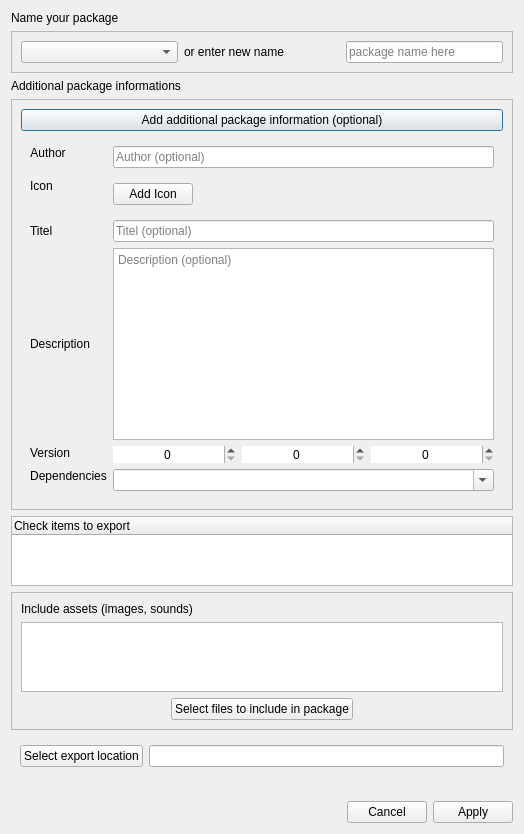
Mudlet/Mudlet, file src/ui/dlgPackageExporter.ui: the form before one commit.
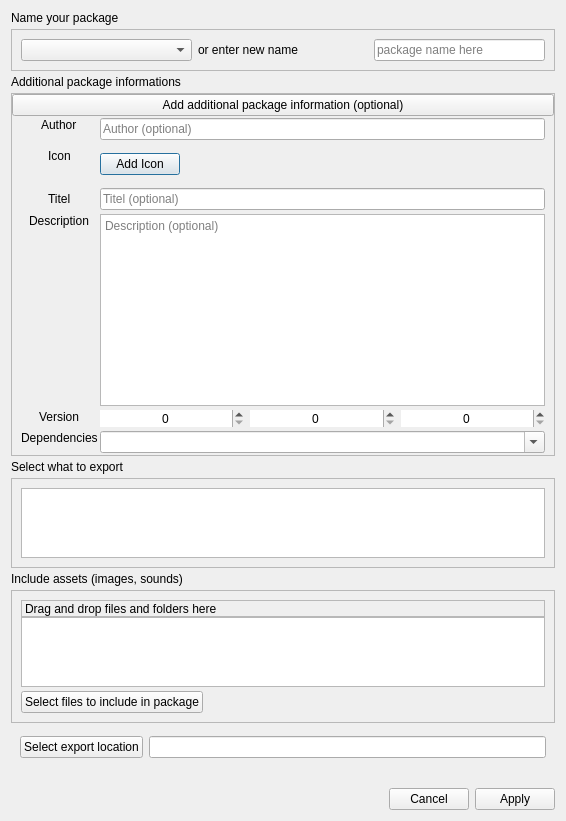
The form after the commit.

Commit message:
folder copy (drag and drop)
folder copy working now with drag and drop
adds ability to select modules in the package export list
when a package is selected autofill values

The edit to the form file:
```diff
--- a/src/ui/dlgPackageExporter.ui
+++ b/src/ui/dlgPackageExporter.ui
@@ -6,8 +6,8 @@
    <rect>
     <x>0</x>
     <y>0</y>
-    <width>524</width>
-    <height>552</height>
+    <width>566</width>
+    <height>618</height>
    </rect>
   </property>
   <property name="sizePolicy">
@@ -26,6 +26,9 @@
    <string>Package Exporter</string>
   </property>
   <layout class="QVBoxLayout" name="verticalLayout">
+   <property name="spacing">
+    <number>4</number>
+   </property>
    <item>
     <widget class="QLabel" name="label">
      <property name="sizePolicy">
@@ -127,6 +130,21 @@
       <enum>QFrame::Raised</enum>
      </property>
      <layout class="QVBoxLayout" name="verticalLayout_2">
+      <property name="spacing">
+       <number>0</number>
+      </property>
+      <property name="leftMargin">
+       <number>0</number>
+      </property>
+      <property name="topMargin">
+       <number>0</number>
+      </property>
+      <property name="rightMargin">
+       <number>0</number>
+      </property>
+      <property name="bottomMargin">
+       <number>0</number>
+      </property>
       <item>
        <widget class="QPushButton" name="openInfos">
         <property name="sizePolicy">
@@ -135,9 +153,18 @@
           <verstretch>0</verstretch>
          </sizepolicy>
         </property>
+        <property name="focusPolicy">
+         <enum>Qt::TabFocus</enum>
+        </property>
         <property name="text">
          <string>Add additional package information (optional)</string>
         </property>
+        <property name="autoDefault">
+         <bool>false</bool>
+        </property>
+        <property name="flat">
+         <bool>false</bool>
+        </property>
        </widget>
       </item>
       <item>
@@ -149,22 +176,27 @@
          </sizepolicy>
         </property>
         <layout class="QFormLayout" name="formLayout">
-         <item row="0" column="0">
-          <widget class="QLabel" name="label_4">
-           <property name="sizePolicy">
-            <sizepolicy hsizetype="MinimumExpanding" vsizetype="Maximum">
-             <horstretch>0</horstretch>
-             <verstretch>0</verstretch>
-            </sizepolicy>
-           </property>
-           <property name="text">
-            <string>Author</string>
-           </property>
-           <property name="alignment">
-            <set>Qt::AlignCenter</set>
-           </property>
-          </widget>
-         </item>
+         <property name="labelAlignment">
+          <set>Qt::AlignCenter</set>
+         </property>
+         <property name="horizontalSpacing">
+          <number>2</number>
+         </property>
+         <property name="verticalSpacing">
+          <number>4</number>
+         </property>
+         <property name="leftMargin">
+          <number>9</number>
+         </property>
+         <property name="topMargin">
+          <number>2</number>
+         </property>
+         <property name="rightMargin">
+          <number>9</number>
+         </property>
+         <property name="bottomMargin">
+          <number>2</number>
+         </property>
          <item row="0" column="1">
           <widget class="QLineEdit" name="Author">
            <property name="sizePolicy">
@@ -186,6 +218,9 @@
            <property name="text">
             <string>Icon</string>
            </property>
+           <property name="alignment">
+            <set>Qt::AlignLeading|Qt::AlignLeft|Qt::AlignVCenter</set>
+           </property>
           </widget>
          </item>
          <item row="1" column="1">
@@ -235,6 +270,9 @@
            <property name="text">
             <string>Titel</string>
            </property>
+           <property name="alignment">
+            <set>Qt::AlignLeading|Qt::AlignLeft|Qt::AlignVCenter</set>
+           </property>
           </widget>
          </item>
          <item row="2" column="1">
@@ -256,7 +294,7 @@
             <string>Description</string>
            </property>
            <property name="alignment">
-            <set>Qt::AlignCenter</set>
+            <set>Qt::AlignLeading|Qt::AlignLeft|Qt::AlignTop</set>
            </property>
           </widget>
          </item>
@@ -282,7 +320,7 @@
             <string>Version</string>
            </property>
            <property name="alignment">
-            <set>Qt::AlignCenter</set>
+            <set>Qt::AlignLeading|Qt::AlignLeft|Qt::AlignVCenter</set>
            </property>
           </widget>
          </item>
@@ -365,7 +403,7 @@
             <string>Dependencies</string>
            </property>
            <property name="alignment">
-            <set>Qt::AlignCenter</set>
+            <set>Qt::AlignLeading|Qt::AlignLeft|Qt::AlignVCenter</set>
            </property>
           </widget>
          </item>
@@ -391,6 +429,22 @@
            </property>
           </widget>
          </item>
+         <item row="0" column="0">
+          <widget class="QLabel" name="label_4">
+           <property name="sizePolicy">
+            <sizepolicy hsizetype="MinimumExpanding" vsizetype="Maximum">
+             <horstretch>0</horstretch>
+             <verstretch>0</verstretch>
+            </sizepolicy>
+           </property>
+           <property name="text">
+            <string>Author</string>
+           </property>
+           <property name="alignment">
+            <set>Qt::AlignLeading|Qt::AlignLeft|Qt::AlignVCenter</set>
+           </property>
+          </widget>
+         </item>
         </layout>
        </widget>
       </item>
@@ -398,21 +452,53 @@
     </widget>
    </item>
    <item>
-    <widget class="QTreeWidget" name="treeWidget">
+    <widget class="QLabel" name="label_12">
+     <property name="text">
+      <string>Select what to export</string>
+     </property>
+    </widget>
+   </item>
+   <item>
+    <widget class="QFrame" name="frame_3">
+     <property name="frameShape">
+      <enum>QFrame::StyledPanel</enum>
+     </property>
+     <property name="frameShadow">
+      <enum>QFrame::Raised</enum>
+     </property>
+     <layout class="QVBoxLayout" name="verticalLayout_5">
+      <item>
+       <widget class="QTreeWidget" name="treeWidget">
+        <property name="sizePolicy">
+         <sizepolicy hsizetype="Minimum" vsizetype="Maximum">
+          <horstretch>0</horstretch>
+          <verstretch>0</verstretch>
+         </sizepolicy>
+        </property>
+        <attribute name="headerVisible">
+         <bool>false</bool>
+        </attribute>
+        <column>
+         <property name="text">
+          <string>Check items to export</string>
+         </property>
+        </column>
+       </widget>
+      </item>
+     </layout>
+    </widget>
+   </item>
+   <item>
+    <widget class="QLabel" name="label_10">
      <property name="sizePolicy">
-      <sizepolicy hsizetype="Minimum" vsizetype="Maximum">
+      <sizepolicy hsizetype="Preferred" vsizetype="Fixed">
        <horstretch>0</horstretch>
        <verstretch>0</verstretch>
       </sizepolicy>
      </property>
-     <attribute name="headerVisible">
-      <bool>true</bool>
-     </attribute>
-     <column>
-      <property name="text">
-       <string>Check items to export</string>
-      </property>
-     </column>
+     <property name="text">
+      <string>Include assets (images, sounds)</string>
+     </property>
     </widget>
    </item>
    <item>
@@ -430,30 +516,58 @@
       <enum>QFrame::Raised</enum>
      </property>
      <layout class="QVBoxLayout" name="verticalLayout_3">
+      <property name="spacing">
+       <number>4</number>
+      </property>
       <item>
-       <widget class="QLabel" name="label_10">
-        <property name="sizePolicy">
-         <sizepolicy hsizetype="Preferred" vsizetype="Fixed">
-          <horstretch>0</horstretch>
-          <verstretch>0</verstretch>
-         </sizepolicy>
+       <layout class="QVBoxLayout" name="verticalLayout_4">
+        <property name="spacing">
+         <number>0</number>
         </property>
-        <property name="text">
-         <string>Include assets (images, sounds)</string>
+        <property name="topMargin">
+         <number>0</number>
         </property>
-       </widget>
+        <item>
+         <widget class="QLabel" name="label_11">
+          <property name="sizePolicy">
+           <sizepolicy hsizetype="MinimumExpanding" vsizetype="Fixed">
+            <horstretch>0</horstretch>
+            <verstretch>0</verstretch>
+           </sizepolicy>
+          </property>
+          <property name="minimumSize">
+           <size>
+            <width>0</width>
+            <height>17</height>
+           </size>
+          </property>
+          <property name="frameShape">
+           <enum>QFrame::StyledPanel</enum>
+          </property>
+          <property name="lineWidth">
+           <number>0</number>
+          </property>
+          <property name="text">
+           <string>Drag and drop files and folders here</string>
+          </property>
+         </widget>
+        </item>
+        <item>
+         <widget class="QListWidget" name="addedFiles">
+          <property name="sizePolicy">
+           <sizepolicy hsizetype="MinimumExpanding" vsizetype="Maximum">
+            <horstretch>0</horstretch>
+            <verstretch>0</verstretch>
+           </sizepolicy>
+          </property>
+          <property name="acceptDrops">
+           <bool>true</bool>
+          </property>
+         </widget>
+        </item>
+       </layout>
       </item>
       <item>
-       <widget class="QListWidget" name="addedFiles">
-        <property name="sizePolicy">
-         <sizepolicy hsizetype="MinimumExpanding" vsizetype="Maximum">
-          <horstretch>0</horstretch>
-          <verstretch>0</verstretch>
-         </sizepolicy>
-        </property>
-       </widget>
-      </item>
-      <item alignment="Qt::AlignHCenter">
        <widget class="QPushButton" name="addFiles">
         <property name="sizePolicy">
          <sizepolicy hsizetype="Fixed" vsizetype="Fixed">
```
Left out of the diff: 42 changed lines with no effect on the pictures. The commit also changes 4 other files.
